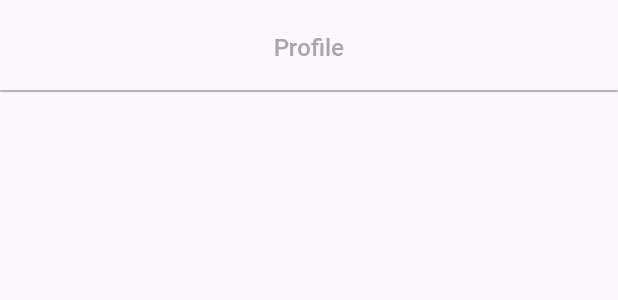
After one commit to Limbyc/OECH-App-Final, an Android app: the layout profile_fragment.xml on its own in the app's theme, with its tools: preview values and no code run, on a phone screen of 412 x 824 dp. The commit adds this screen. Shown: the top 300 px of the screen. Run offline under Robolectric (Android 15) with nearby library versions, the phone set to English and light mode, and no system bars.

Commit message:
create profile fragment

```diff
--- a/app/src/main/java/com/valance/oechappfinal/MainActivity.kt
+++ b/app/src/main/java/com/valance/oechappfinal/MainActivity.kt
@@ -11,6 +11,7 @@ import androidx.fragment.app.Fragment
 import com.google.android.material.bottomnavigation.BottomNavigationView
 import com.valance.oechappfinal.databinding.ActivityMainBinding
 import com.valance.oechappfinal.ui.fragments.HomeFragment
+import com.valance.oechappfinal.ui.fragments.ProfileFragment
 import com.valance.oechappfinal.ui.fragments.StartFragment
 import io.github.jan.supabase.SupabaseClient
 
@@ -45,7 +46,7 @@ class MainActivity : AppCompatActivity() {
                     true
                 }
                 R.id.profile -> {
-//                    loadFragment(SettingFragment())
+                    loadFragment(ProfileFragment())
                     true
                 }
                 else -> false
--- /dev/null
+++ b/app/src/main/res/drawable/myrect.xml
@@ -0,0 +1,6 @@
+<?xml version="1.0" encoding="utf-8"?>
+<shape xmlns:android="http://schemas.android.com/apk/res/android"
+    android:shape="rectangle">
+    <solid android:color="#42000000" />
+    <corners android:radius="5dp" />
+</shape>
--- /dev/null
+++ b/app/src/main/res/layout/profile_fragment.xml
@@ -0,0 +1,29 @@
+<?xml version="1.0" encoding="utf-8"?>
+<androidx.constraintlayout.widget.ConstraintLayout xmlns:android="http://schemas.android.com/apk/res/android"
+    xmlns:app="http://schemas.android.com/apk/res-auto"
+    android:layout_width="match_parent"
+    android:layout_height="match_parent">
+
+
+    <androidx.appcompat.widget.AppCompatTextView
+        android:layout_width="wrap_content"
+        android:layout_height="wrap_content"
+        android:fontFamily="@font/roboto_medium"
+        android:text="Profile"
+        android:textColor="#A7A7A7"
+        android:textSize="16sp"
+        app:layout_constraintBottom_toBottomOf="@+id/shadow_line"
+        app:layout_constraintEnd_toEndOf="parent"
+        app:layout_constraintStart_toStartOf="parent"
+        app:layout_constraintTop_toTopOf="parent" />
+    <View
+        android:id="@+id/shadow_line"
+        android:layout_width="match_parent"
+        android:layout_height="1dp"
+        android:elevation="2dp"
+        android:background="@drawable/myrect"
+        android:layout_marginTop="60dp"
+        app:layout_constraintTop_toTopOf="parent"
+        />
+
+</androidx.constraintlayout.widget.ConstraintLayout>
--- a/app/src/main/res/values/colors.xml
+++ b/app/src/main/res/values/colors.xml
@@ -5,4 +5,5 @@
     <color name="yellow">#EBBC2E</color>
     <color name="blue">#0560FA</color>
     <color name="normal_color">#F2F2F2</color>
+    <color name="line">#00000026</color>
 </resources>
```
Also changed, not shown: app/src/main/java/com/valance/oechappfinal/ui/fragments/ProfileFragment.kt (added, +26 -0 lines), app/src/main/res/layout/notification_fragment.xml (added, +7 -0 lines).
